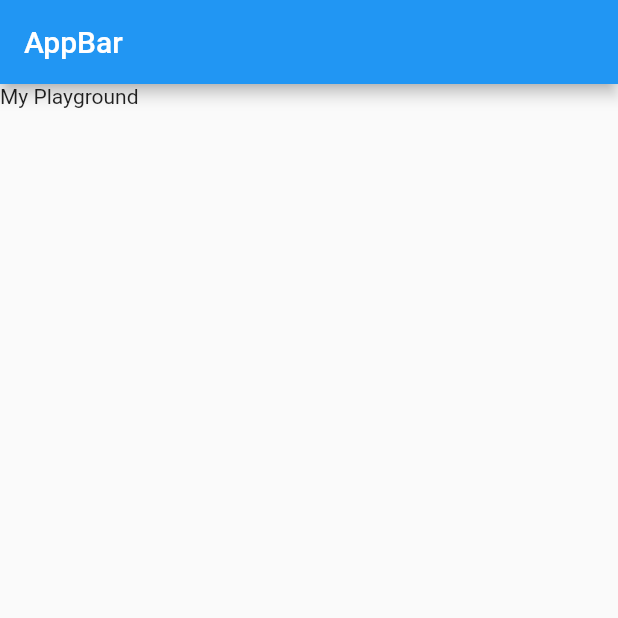
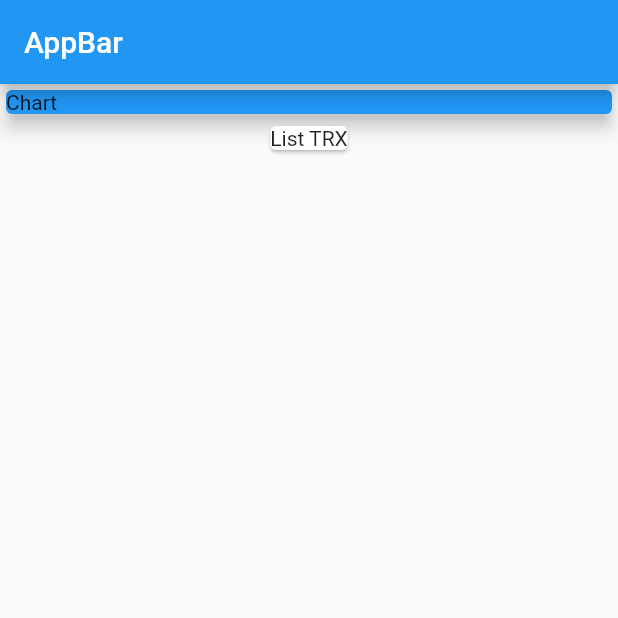
Before and after one commit to FrengkyG/learn-flutter, a Flutter app: the screen it shows after launch, on a phone screen of 412 x 824 dp, the top half of it. Run offline on Flutter 3.47's test engine with Material 2 defaults, Android fonts, the phone set to English and light mode, and no system bars; our stand-ins replace cached_network_image, dartz, equatable, flutter_local_notifications, flutter_rating_bar, get_it and 5 more; missing offline and left inert: android_alarm_manager_plus, app_settings; accounts and stored records are empty; generated files the repository leaves out were written again.

Commit message:
wireframing main

```diff
--- a/Flutter The Complete Guide/02 Personal Expense/my_expense_manager/lib/main.dart
+++ b/Flutter The Complete Guide/02 Personal Expense/my_expense_manager/lib/main.dart
@@ -12,7 +12,19 @@ class MyApp extends StatelessWidget {
     return MaterialApp(
       home: Scaffold(
         appBar: AppBar(title: const Text('AppBar')),
-        body: const Text('My Playground'),
+        body: Column(children: [
+          Container(
+            width: double.infinity,
+            child: const Card(
+              child: Text('Chart'),
+              color: Colors.blue,
+              elevation: 5,
+            ),
+          ),
+          const Card(
+            child: Text('List TRX'),
+          ),
+        ]),
       ),
     );
   }
```
